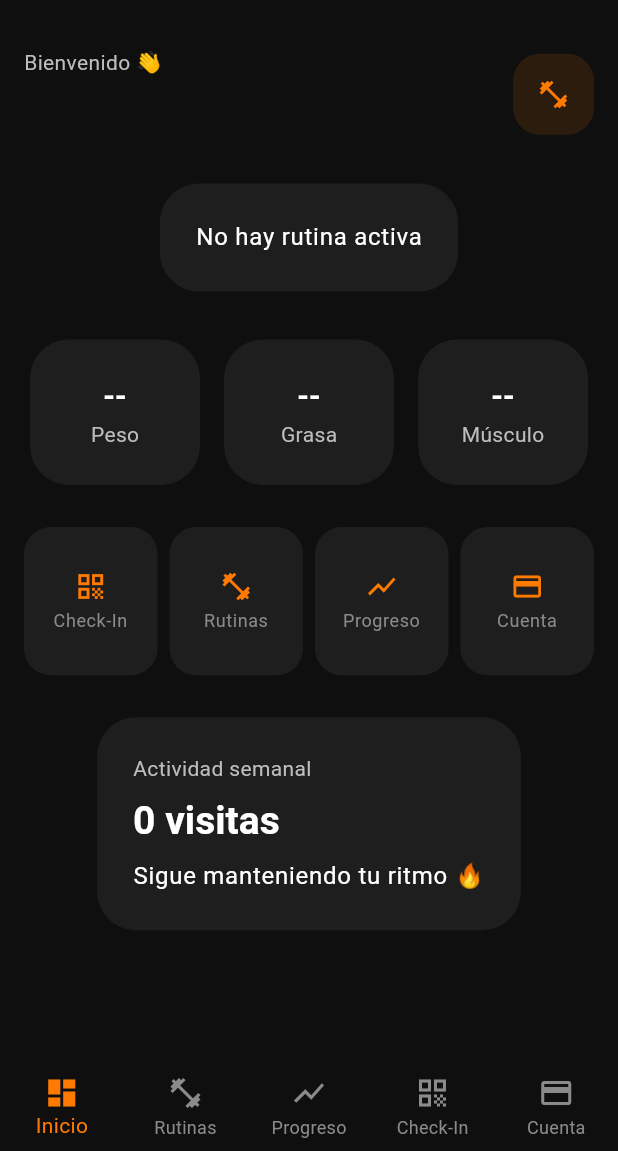
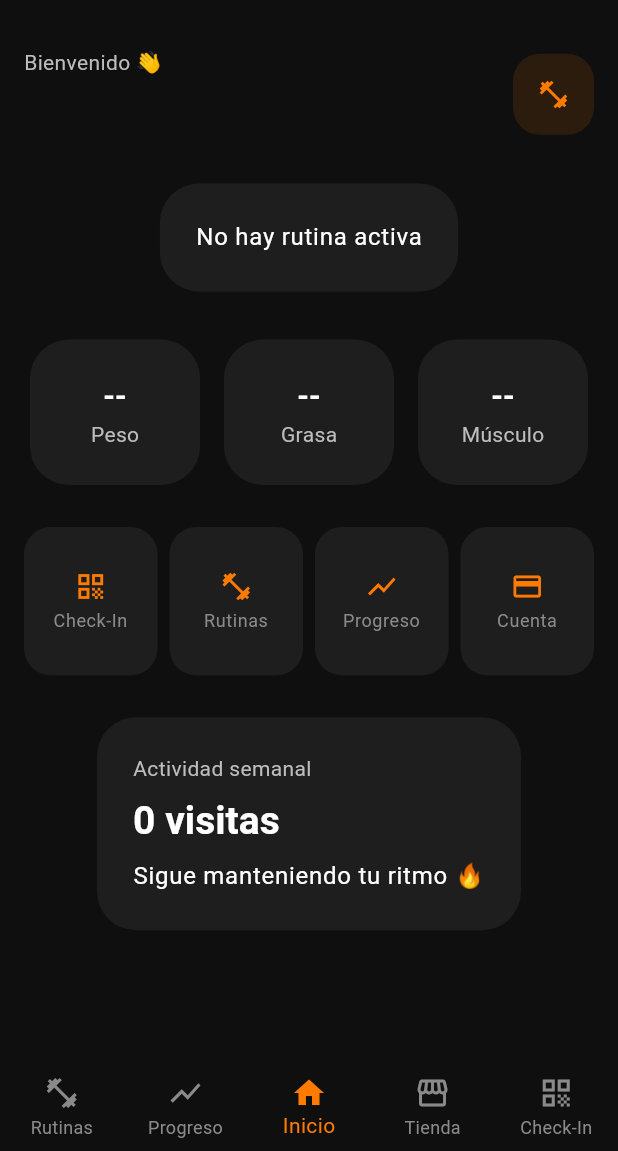
Before and after one commit to Jonathan-Quiroz99/pulseup, a Flutter app: the HomeScreen screen opened directly, in the side drawer, after a tap on "Check-In", on a phone screen of 412 x 824 dp, the part 85-1236 px from its top. Run offline on Flutter 3.47's test engine with Material 3 defaults, Android fonts, the phone set to English and light mode, and no system bars; our stand-ins replace google_sign_in, qr_flutter; accounts and stored records are empty; network calls fail.

Commit message:
agregue la pantalla de tienda y la opción de navegación en el menú

```diff
--- a/lib/core/navigation/app_screen.dart
+++ b/lib/core/navigation/app_screen.dart
@@ -2,6 +2,7 @@ enum AppScreen {
   dashboard,
   routines,
   tracking,
+  store,
   checkin,
   billing,
 }
--- a/lib/features/home/home_screen.dart
+++ b/lib/features/home/home_screen.dart
@@ -10,10 +10,14 @@ import '../billing/billing_screen.dart';
 import '../checkin/checkin_screen.dart';
 import '../dashboard/dashboard_screen.dart';
 import '../routines/routines_screen.dart';
+import '../store/store_screen.dart';
 import '../tracking/tracking_screen.dart';
 
 class HomeScreen extends StatefulWidget {
-  const HomeScreen({super.key});
+
+  const HomeScreen({
+    super.key,
+  });
 
   @override
   State<HomeScreen> createState() =>
@@ -26,41 +30,73 @@ class _HomeScreenState
   AppScreen _currentScreen =
       AppScreen.dashboard;
 
-  late final Map<AppScreen, Widget>
-      _screens = {
-
-    AppScreen.dashboard:
-        DashboardScreen(
-      onNavigate: _changeTab,
-    ),
-
-    AppScreen.routines:
-        const RoutinesScreen(),
-
-    AppScreen.tracking:
-        const TrackingScreen(),
-
-    AppScreen.checkin:
-        const CheckinScreen(),
-
-    AppScreen.billing:
-        const BillingScreen(),
-  };
-
   void _changeTab(
     AppScreen screen,
   ) {
+
+    if (_currentScreen == screen) {
+      return;
+    }
 
     setState(() {
       _currentScreen = screen;
     });
   }
 
-  int _getNavIndex() {
+  int _getBottomNavIndex() {
 
-    return AppScreen.values.indexOf(
-      _currentScreen,
-    );
+    switch (_currentScreen) {
+
+      case AppScreen.routines:
+        return 0;
+
+      case AppScreen.tracking:
+        return 1;
+
+      case AppScreen.dashboard:
+        return 2;
+
+      case AppScreen.store:
+        return 3;
+
+      case AppScreen.checkin:
+        return 4;
+
+      case AppScreen.billing:
+        return 2;
+    }
+  }
+
+  Widget _buildScreen() {
+
+    switch (_currentScreen) {
+
+      case AppScreen.dashboard:
+
+        return DashboardScreen(
+          onNavigate: _changeTab,
+        );
+
+      case AppScreen.routines:
+
+        return const RoutinesScreen();
+
+      case AppScreen.tracking:
+
+        return const TrackingScreen();
+
+      case AppScreen.store:
+
+        return const StoreScreen();
+
+      case AppScreen.checkin:
+
+        return const CheckinScreen();
+
+      case AppScreen.billing:
+
+        return const BillingScreen();
+    }
   }
 
   PreferredSizeWidget _buildAppBar(
@@ -105,7 +141,9 @@ class _HomeScreenState
           actions: [
 
             IconButton(
+
               onPressed: () {},
+
               icon: const Icon(
                 Icons.notifications_none,
               ),
@@ -118,25 +156,53 @@ class _HomeScreenState
       case AppScreen.routines:
 
         return AppBar(
+
           title: const Text(
             'Rutinas',
           ),
+
+          actions: [
+            _drawerButton(),
+          ],
         );
 
       case AppScreen.tracking:
 
         return AppBar(
+
           title: const Text(
             'Progreso',
           ),
+
+          actions: [
+            _drawerButton(),
+          ],
+        );
+
+      case AppScreen.store:
+
+        return AppBar(
+
+          title: const Text(
+            'Tienda',
+          ),
+
+          actions: [
+            _drawerButton(),
+          ],
         );
 
       case AppScreen.checkin:
 
         return AppBar(
+
           title: const Text(
             'Check-In',
           ),
+
+          actions: [
+            _drawerButton(),
+          ],
         );
 
       case AppScreen.billing:
@@ -180,9 +246,48 @@ class _HomeScreenState
     int index,
   ) {
 
-    _changeTab(
-      AppScreen.values[index],
-    );
+    switch (index) {
+
+      case 0:
+
+        _changeTab(
+          AppScreen.routines,
+        );
+
+        break;
+
+      case 1:
+
+        _changeTab(
+          AppScreen.tracking,
+        );
+
+        break;
+
+      case 2:
+
+        _changeTab(
+          AppScreen.dashboard,
+        );
+
+        break;
+
+      case 3:
+
+        _changeTab(
+          AppScreen.store,
+        );
+
+        break;
+
+      case 4:
+
+        _changeTab(
+          AppScreen.checkin,
+        );
+
+        break;
+    }
   }
 
   @override
@@ -213,52 +318,65 @@ class _HomeScreenState
         ),
 
         body:
-            _screens[_currentScreen],
+            _buildScreen(),
 
         bottomNavigationBar:
             BottomNavigationBar(
 
           currentIndex:
-              _getNavIndex(),
+              _getBottomNavIndex(),
 
           onTap:
               _onBottomNavTap,
 
+          type:
+              BottomNavigationBarType.fixed,
+
           items: const [
 
             BottomNavigationBarItem(
+
               icon: Icon(
-                Icons.dashboard,
+                Icons.fitness_center,
               ),
+
+              label: 'Rutinas',
+            ),
+
+            BottomNavigationBarItem(
+
+              icon: Icon(
+                Icons.show_chart,
+              ),
+
+              label: 'Progreso',
+            ),
+
+            BottomNavigationBarItem(
+
+              icon: Icon(
+                Icons.home,
+              ),
+
               label: 'Inicio',
             ),
 
             BottomNavigationBarItem(
+
               icon: Icon(
-                Icons.fitness_center,
+                Icons.storefront,
               ),
-              label: 'Rutinas',
+
+              label: 'Tienda',
             ),
 
             BottomNavigationBarItem(
-              icon: Icon(
-                Icons.show_chart,
-              ),
-              label: 'Progreso',
-            ),
 
-            BottomNavigationBarItem(
               icon: Icon(
                 Icons.qr_code,
               ),
+
               label: 'Check-In',
-            ),
-
-            BottomNavigationBarItem(
-              icon: Icon(
-                Icons.credit_card,
-              ),
-              label: 'Cuenta',
             ),
           ],
         ),
--- a/lib/widgets/app_drawer.dart
+++ b/lib/widgets/app_drawer.dart
@@ -136,9 +136,27 @@ class AppDrawer
 
             context: context,
 
+            icon: Icons.storefront,
+
+            title: 'Tienda',
+
+            onTap: () {
+
+              Navigator.pop(context);
+
+              onNavigate(
+                AppScreen.store,
+              );
+            },
+          ),
+
+          _drawerItem(
+
+            context: context,
+
             icon: Icons.qr_code,
 
-            title: 'Check-in',
+            title: 'Check-In',
 
             onTap: () {
 
@@ -194,7 +212,10 @@ class AppDrawer
 
             title: 'Configuración',
 
-            onTap: () {},
+            onTap: () {
+
+              Navigator.pop(context);
+            },
           ),
 
           _drawerItem(
@@ -205,7 +226,13 @@ class AppDrawer
 
             title: 'Cerrar sesión',
 
-            onTap: () {},
+            onTap: () {
+
+              Navigator.pop(context);
+
+              // TODO:
+              // Implementar logout
+            },
           ),
         ],
       ),
```
Also changed, not shown: lib/features/store/store_screen.dart (added, +20 -0 lines).
